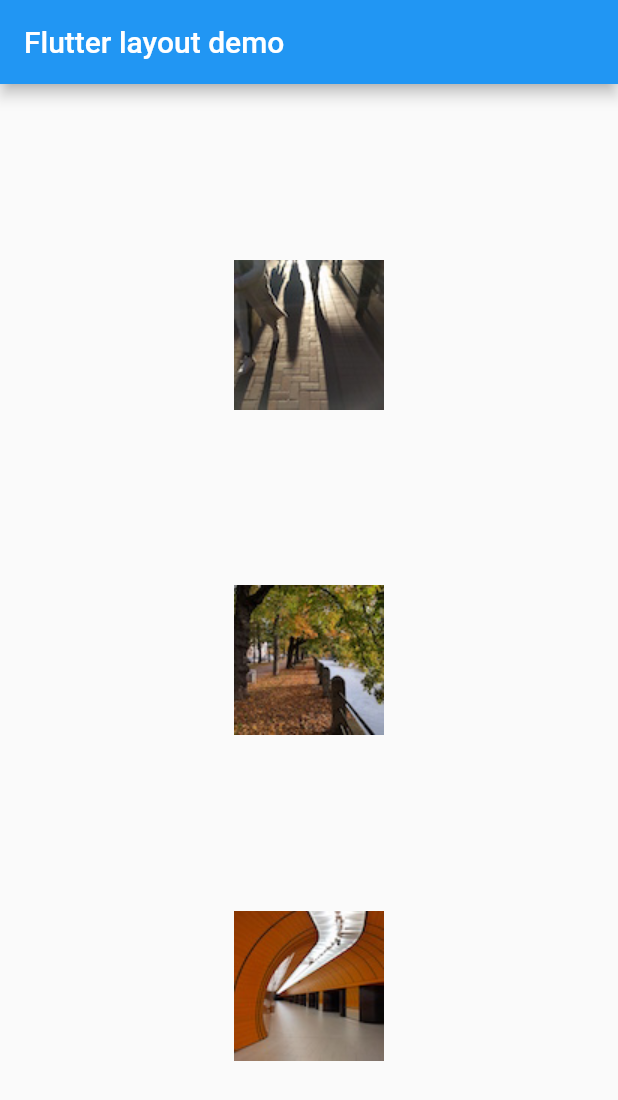
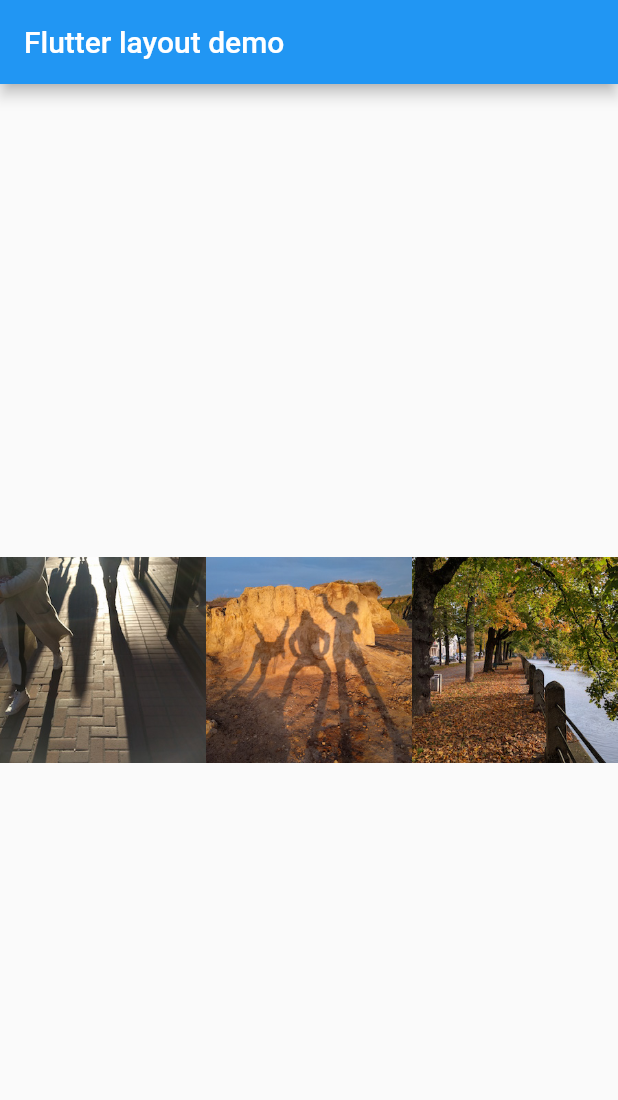
Before and after one commit to jchr86/flutter-dev, a Flutter app: the screen it shows after launch, on a phone screen of 412 x 824 dp. Shown: the top 1100 px of the screen. Run offline on Flutter 3.47's test engine with Material 2 defaults, Android fonts, the phone set to English and light mode, and no system bars.

Commit message:
Layout expanded images.

```diff
--- a/lib/main.dart
+++ b/lib/main.dart
@@ -12,29 +12,25 @@ class MyApp extends StatelessWidget {
           title: Text('Flutter layout demo'),
         ),
         body: Center(
-          child: buildColumn(),
+          child: buildExpandedImages(),
         ),
       ),
     );
   }
 
-  Widget buildRow() =>
+  Widget buildExpandedImages() =>
       Row(
-        mainAxisAlignment: MainAxisAlignment.spaceEvenly,
+        mainAxisAlignment: MainAxisAlignment.center,
         children: [
-          Image.asset('images/pic1.jpg'),
-          Image.asset('images/pic2.jpg'),
-          Image.asset('images/pic3.jpg'),
-        ],
-      );
-
-  Widget buildColumn() =>
-      Column(
-        mainAxisAlignment: MainAxisAlignment.spaceEvenly,
-        children: [
-          Image.asset('images/pic1.jpg'),
-          Image.asset('images/pic2.jpg'),
-          Image.asset('images/pic3.jpg'),
+          Expanded(
+            child: Image.asset('images/pic1.jpg'),
+          ),
+          Expanded(
+            child: Image.asset('images/pic2.jpg'),
+          ),
+          Expanded(
+            child: Image.asset('images/pic3.jpg'),
+          ),
         ],
       );
 }
```
Also changed, not shown: images/pic1.jpg, images/pic2.jpg, images/pic3.jpg.
